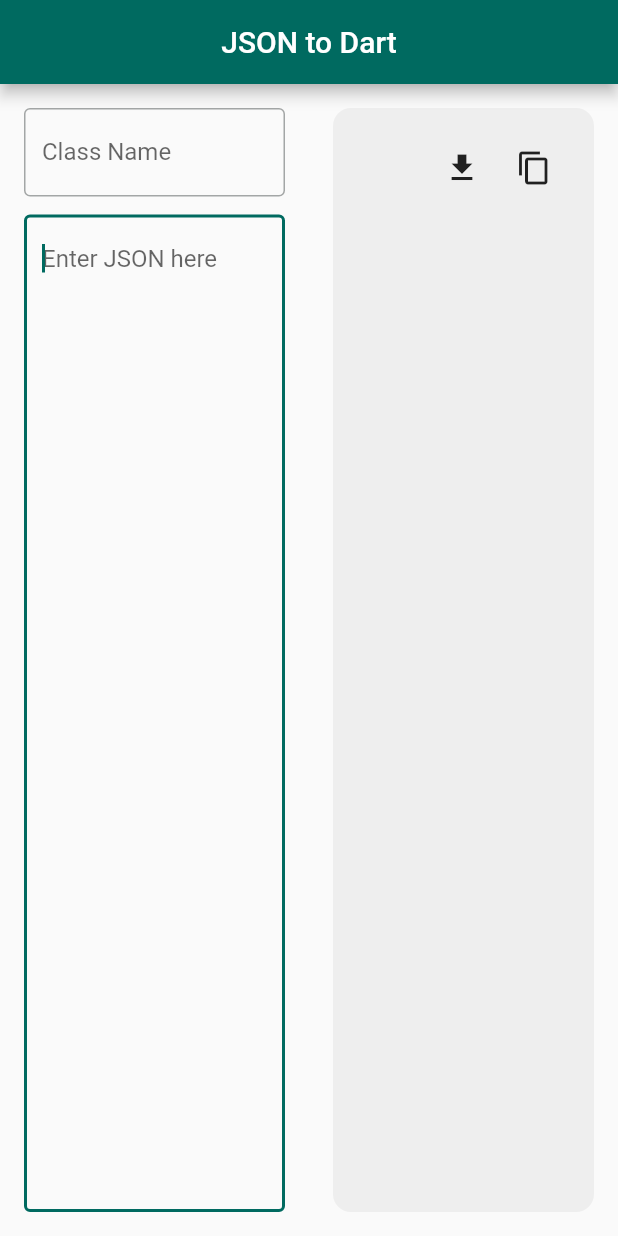
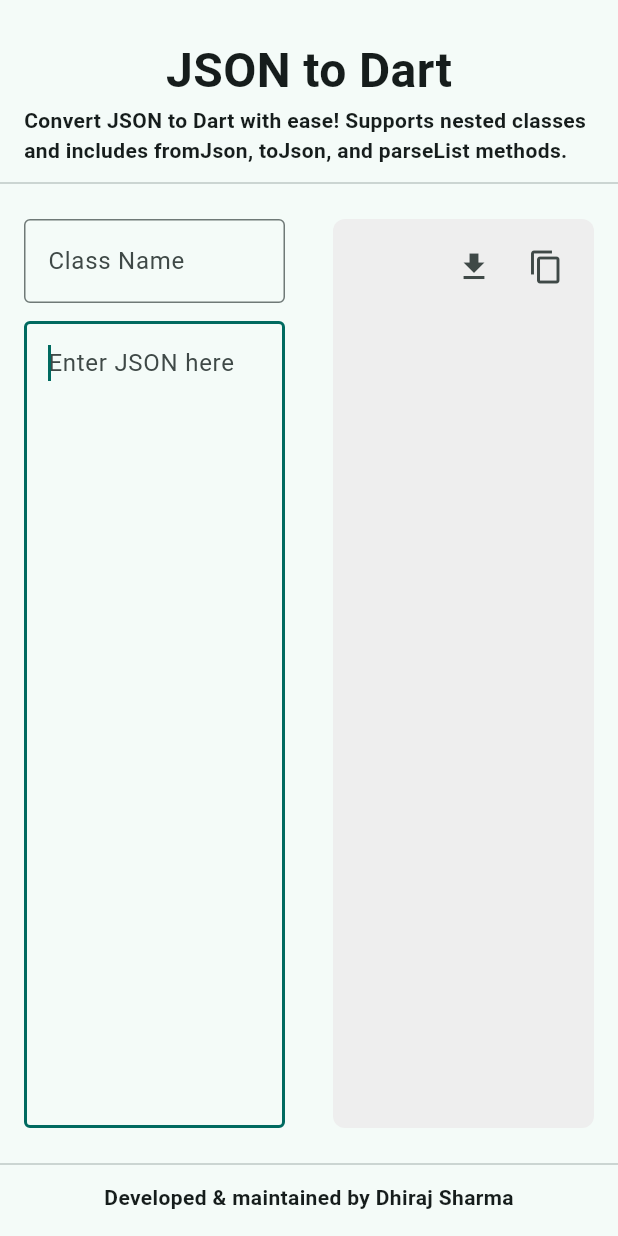
Before and after one commit to sharmadhiraj/json-to-dart, a Flutter app: the screen it shows after launch, on a phone screen of 412 x 824 dp. Run offline on Flutter 3.47's test engine with Material 3 defaults, Android fonts, the phone set to English and light mode, and no system bars; missing offline and left inert: dart:html.

Commit message:
Add toJson method, UI improvements.

```diff
--- a/lib/main.dart
+++ b/lib/main.dart
@@ -16,7 +16,7 @@ class JsonToDartApp extends StatelessWidget {
       title: Constant.appName,
       theme: ThemeData(
         colorScheme: ColorScheme.fromSeed(seedColor: Colors.teal),
-        useMaterial3: false,
+        useMaterial3: true,
       ),
       home: const HomeScreen(),
     );
--- a/lib/screens/home.dart
+++ b/lib/screens/home.dart
@@ -19,20 +19,57 @@ class _HomeScreenState extends State<HomeScreen> {
   @override
   Widget build(BuildContext context) {
     return Scaffold(
-      appBar: _buildAppBar(),
       body: _buildBody(),
     );
   }
 
-  AppBar _buildAppBar() {
-    return AppBar(
-      title: const Text(Constant.appName),
-      centerTitle: true,
+  Widget _buildHeader() {
+    return const Padding(
+      padding: EdgeInsets.fromLTRB(16, 24, 16, 4),
+      child: Column(
+        mainAxisAlignment: MainAxisAlignment.center,
+        children: [
+          Text(
+            Constant.appName,
+            style: TextStyle(fontWeight: FontWeight.bold, fontSize: 32),
+          ),
+          Text(
+            "Convert JSON to Dart with ease! Supports nested classes and includes fromJson, toJson, and parseList methods.",
+            style: TextStyle(fontWeight: FontWeight.bold),
+          ),
+        ],
+      ),
+    );
+  }
+
+  Widget _buildFooter() {
+    return InkWell(
+      onTap: () => Util.navigateToDeveloperPage(),
+      child: const Padding(
+        padding: EdgeInsets.fromLTRB(16, 4, 16, 16),
+        child: Text(
+          "Developed & maintained by Dhiraj Sharma",
+          style: TextStyle(fontWeight: FontWeight.bold),
+        ),
+      ),
     );
   }
 
   Widget _buildBody() {
-    return Center(
+    return Column(
+      children: [
+        _buildHeader(),
+        const Divider(),
+        _buildMainSection(),
+        const Divider(),
+        _buildFooter(),
+      ],
+    );
+  }
+
+  Widget _buildMainSection() {
+    return Expanded(
+      child: Center(
         child: Container(
           constraints: const BoxConstraints(maxWidth: 1200),
           child: Row(
@@ -41,6 +78,7 @@ class _HomeScreenState extends State<HomeScreen> {
               _buildJsonInputSection(),
               _buildDartClassOutputSection(),
             ],
+          ),
         ),
       ),
     );
@@ -97,21 +135,27 @@ class _HomeScreenState extends State<HomeScreen> {
       flex: 1,
       child: Container(
         margin: const EdgeInsets.all(16),
-        padding: const EdgeInsets.all(16),
         height: double.maxFinite,
         decoration: BoxDecoration(
           color: Colors.grey[200],
-          borderRadius: BorderRadius.circular(12),
+          borderRadius: BorderRadius.circular(8),
         ),
-        child: Stack(
+        child: Column(
+          crossAxisAlignment: CrossAxisAlignment.start,
           children: [
-            SingleChildScrollView(
+            _buildButtons(),
+            Expanded(
+              child: SingleChildScrollView(
+                child: Container(
+                  padding: const EdgeInsets.symmetric(horizontal: 8),
+                  width: double.maxFinite,
                   child: Text(
                     _dartClass,
                     style: const TextStyle(fontSize: 16),
                   ),
                 ),
-            _buildButtons(),
+              ),
+            ),
           ],
         ),
       ),
@@ -121,12 +165,13 @@ class _HomeScreenState extends State<HomeScreen> {
   Widget _buildButtons() {
     final String fileName =
         "${Util.convertToValidFileName(Util.getClassName(_classNameController.text))}.dart";
-    return Positioned(
-      right: 0,
+    return Padding(
+      padding: const EdgeInsets.only(top: 8, right: 8),
       child: Row(
+        mainAxisAlignment: MainAxisAlignment.end,
         children: [
           IconButton(
-            tooltip: "Download $fileName",
+            tooltip: "Download $fileName file",
             onPressed: () => Util.initiateDownload(fileName, _dartClass),
             icon: const Icon(Icons.download),
           ),
```
Also changed, not shown: lib/util/util.dart (+45 -5 lines), docs/favicon.png (deleted), docs/icons/Icon-192.png, docs/icons/Icon-512.png, docs/icons/Icon-maskable-192.png, docs/icons/Icon-maskable-512.png, docs/icons/apple-touch-icon.png (added), 12 other files. Lines whose indentation alone changed are shown as unchanged.
